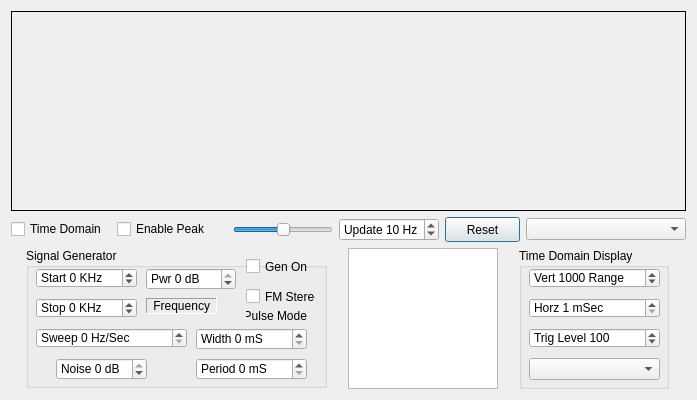
Old version of the form winforms/testbench.ui in the repository rafael2k/CuteSDR.
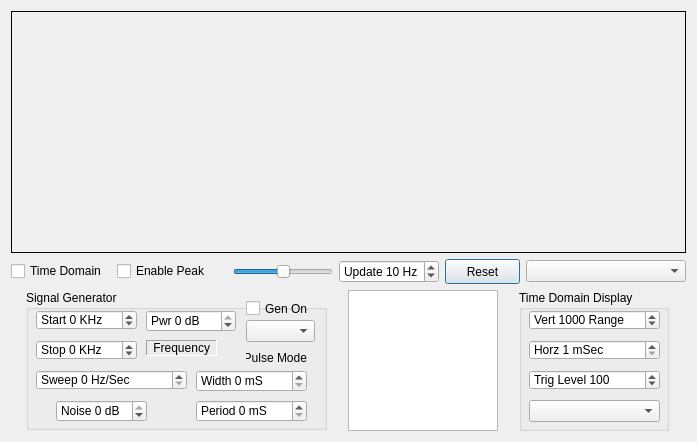
New version of the form.

Patch:
```diff
--- a/winforms/testbench.ui
+++ b/winforms/testbench.ui
@@ -7,7 +7,7 @@
     <x>0</x>
     <y>0</y>
     <width>695</width>
-    <height>400</height>
+    <height>442</height>
    </rect>
   </property>
   <property name="minimumSize">
@@ -462,23 +462,23 @@
          <set>Qt::AlignRight|Qt::AlignTrailing|Qt::AlignVCenter</set>
         </property>
        </widget>
-       <widget class="QCheckBox" name="checkBoxFm">
+       <widget class="QComboBox" name="comboBoxGenMode">
         <property name="geometry">
          <rect>
           <x>220</x>
-          <y>40</y>
-          <width>70</width>
-          <height>17</height>
+          <y>30</y>
+          <width>69</width>
+          <height>22</height>
          </rect>
         </property>
-        <property name="minimumSize">
-         <size>
-          <width>70</width>
-          <height>0</height>
-         </size>
+        <property name="currentText">
+         <string/>
         </property>
-        <property name="text">
-         <string>FM Stereo</string>
+        <property name="maxVisibleItems">
+         <number>3</number>
+        </property>
+        <property name="maxCount">
+         <number>3</number>
         </property>
        </widget>
       </widget>
```
Left out of the diff: 91 changed lines with no effect on the pictures.
